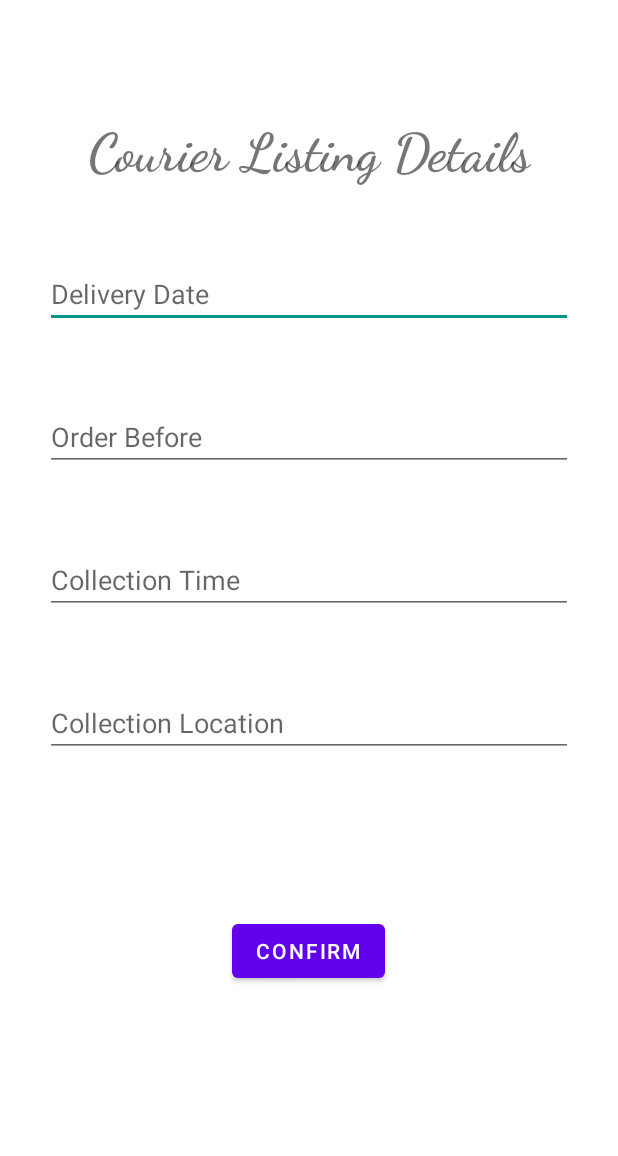
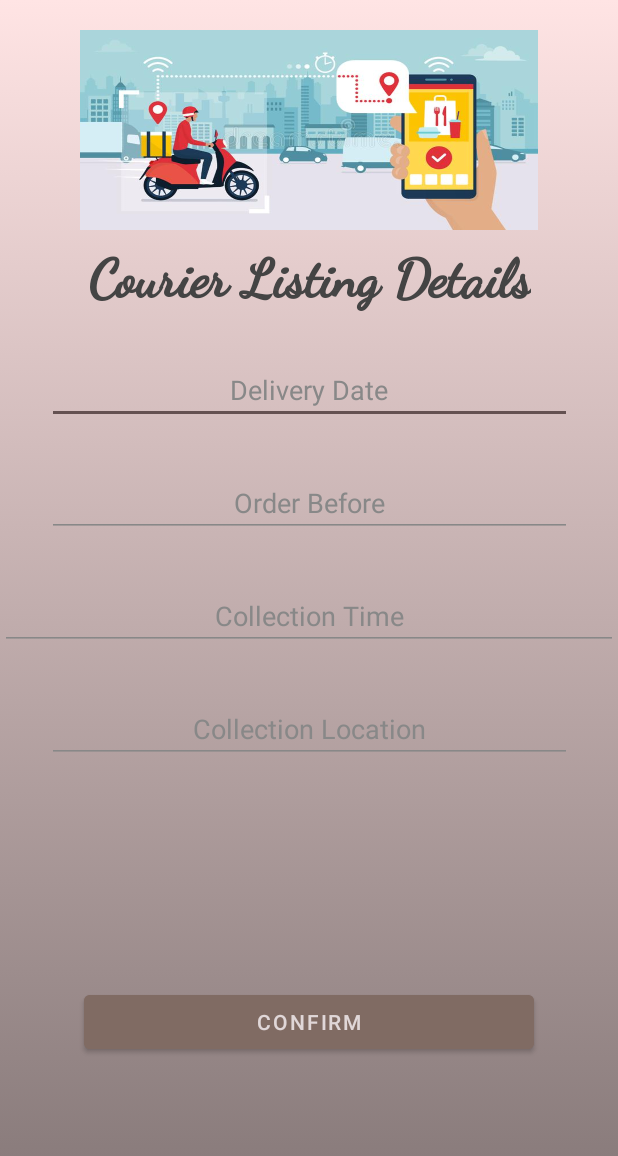
Before and after one commit to 93acy/ADProjTeam4Android, an Android app: the layout activity_courier_listing_summary.xml on its own in the app's theme, with its tools: preview values and no code run, on a phone screen of 412 x 824 dp. Shown: the top 1156 px of the screen. Run offline under Robolectric (Android 15) with nearby library versions, the phone set to English and light mode, and no system bars; network calls fail.

Commit message:
added aesthetics to fw parts

```diff
--- /dev/null
+++ b/app/src/main/res/drawable/userlogin_bg.xml
@@ -0,0 +1,13 @@
+<?xml version="1.0" encoding="utf-8"?>
+<selector xmlns:android="http://schemas.android.com/apk/res/android">
+    <item>
+        <shape>
+            <gradient
+                android:endColor="#ffe4e4"
+                android:startColor="#827575"
+                android:angle ="90">
+
+            </gradient>
+        </shape>
+    </item>
+</selector>
--- a/app/src/main/res/layout/activity_courier_listing_summary.xml
+++ b/app/src/main/res/layout/activity_courier_listing_summary.xml
@@ -4,58 +4,72 @@
     xmlns:tools="http://schemas.android.com/tools"
     android:layout_width="match_parent"
     android:layout_height="match_parent"
+    android:background="@drawable/userlogin_bg"
     tools:context=".CourierListing.CourierListingSummary">
+
+    <ImageView
+        android:id="@+id/CourierImg"
+        android:layout_width="305dp"
+        android:layout_height="133dp"
+        android:layout_marginTop="20dp"
+        android:background="@drawable/courier"
+        app:layout_constraintBottom_toTopOf="@+id/title"
+        app:layout_constraintEnd_toEndOf="parent"
+        app:layout_constraintStart_toStartOf="parent"
+        app:layout_constraintLeft_toLeftOf="parent"
+        app:layout_constraintRight_toRightOf="parent"
+        app:layout_constraintTop_toTopOf="parent">
+
+
+    </ImageView>
 
     <TextView
         android:id="@+id/title"
         android:layout_width="wrap_content"
         android:layout_height="wrap_content"
-        android:layout_marginStart="59dp"
-        android:layout_marginTop="79dp"
-        android:layout_marginEnd="59dp"
+        android:layout_marginTop="10dp"
         android:fontFamily="cursive"
         android:text="Courier Listing Details"
         android:textSize="35dp"
+        android:textColor="#444444"
+        android:textFontWeight="1000"
         android:textStyle="bold"
         app:layout_constraintEnd_toEndOf="parent"
         app:layout_constraintStart_toStartOf="parent"
-        app:layout_constraintTop_toTopOf="parent" />
+        app:layout_constraintTop_toBottomOf="@+id/CourierImg"/>
 
 
     <EditText
         android:id="@+id/pickupDate"
-        android:layout_width="match_parent"
+        android:layout_width="350dp"
         android:layout_height="wrap_content"
-        android:layout_marginStart="30dp"
-        android:layout_marginTop="50dp"
-        android:layout_marginEnd="30dp"
+        android:layout_marginTop="30dp"
         android:hint="Delivery Date"
         android:inputType="date"
+        android:textAlignment="center"
         app:layout_constraintEnd_toEndOf="parent"
         app:layout_constraintStart_toStartOf="parent"
         app:layout_constraintTop_toBottomOf="@+id/title" />
 
     <EditText
         android:id="@+id/orderBeforeTime"
-        android:layout_width="match_parent"
+        android:layout_width="350dp"
         android:layout_height="wrap_content"
-        android:layout_marginStart="30dp"
-        android:layout_marginTop="50dp"
-        android:layout_marginEnd="30dp"
+        android:layout_marginTop="30dp"
         android:hint="Order Before"
         android:inputType="time"
+        android:textAlignment="center"
         app:layout_constraintEnd_toEndOf="parent"
         app:layout_constraintStart_toStartOf="parent"
         app:layout_constraintTop_toBottomOf="@+id/pickupDate" />
 
     <EditText
         android:id="@+id/pickupLocation"
-        android:layout_width="match_parent"
+        android:layout_width="350dp"
         android:layout_height="wrap_content"
-        android:layout_marginStart="30dp"
-        android:layout_marginTop="50dp"
-        android:layout_marginEnd="30dp"
+        android:layout_marginTop="30dp"
         android:hint="Collection Location"
+        android:textAlignment="center"
         app:layout_constraintEnd_toEndOf="parent"
         app:layout_constraintStart_toStartOf="parent"
         app:layout_constraintTop_toBottomOf="@+id/pickupTime" />
@@ -64,27 +78,24 @@
         android:id="@+id/pickupTime"
         android:layout_width="match_parent"
         android:layout_height="wrap_content"
-        android:layout_marginStart="30dp"
-        android:layout_marginTop="50dp"
-        android:layout_marginEnd="30dp"
+        android:layout_marginTop="30dp"
         android:hint="Collection Time"
         android:inputType="time"
+        android:textAlignment="center"
         app:layout_constraintEnd_toEndOf="parent"
         app:layout_constraintStart_toStartOf="parent"
         app:layout_constraintTop_toBottomOf="@+id/orderBeforeTime" />
 
     <Button
         android:id="@+id/confirmBtn"
-        android:layout_width="wrap_content"
+        android:layout_width="300dp"
         android:layout_height="wrap_content"
-        android:layout_marginStart="154dp"
-        android:layout_marginTop="60dp"
-        android:layout_marginEnd="155dp"
-        android:layout_marginBottom="121dp"
+        android:layout_marginTop="30dp"
         android:text="CONFIRM"
         app:layout_constraintBottom_toBottomOf="parent"
         app:layout_constraintEnd_toEndOf="parent"
         app:layout_constraintStart_toStartOf="parent"
-        app:layout_constraintTop_toBottomOf="@+id/pickupLocation" />
+        app:layout_constraintTop_toBottomOf="@+id/pickupLocation"
+        android:backgroundTint="#806b63"/>
 
 </androidx.constraintlayout.widget.ConstraintLayout>
--- a/app/src/main/res/values/colors.xml
+++ b/app/src/main/res/values/colors.xml
@@ -8,4 +8,5 @@
     <color name="green">#D5F4D6</color>
     <color name="black">#FF000000</color>
     <color name="white">#FFFFFFFF</color>
+    <color name="lightnude">#E0D7D8</color>
 </resources>
--- a/app/src/main/res/values/themes.xml
+++ b/app/src/main/res/values/themes.xml
@@ -13,4 +13,19 @@
         <item name="android:statusBarColor" tools:targetApi="l">?attr/colorPrimaryVariant</item>
         <!-- Customize your theme here. -->
     </style>
+    <style name="Theme.nav" parent="Theme.MaterialComponents.NoActionBar">
+        <!-- Primary brand color. -->
+        <item name="colorPrimary">#806b63</item>
+        <item name="colorPrimaryVariant">@color/lightnude</item>
+        <item name="colorOnPrimary">@color/lightnude</item>
+        <item name="android:textColor">#555555</item>
+        <item name ="android:textColorHint">#888888</item>
+        <item name="colorControlNormal">#888888</item>
+        <!-- Secondary brand color. -->
+        <item name="colorSecondary">#645151</item>
+        <item name="colorSecondaryVariant">@color/teal_700</item>
+        <item name="colorOnSecondary">@color/black</item>
+        <!-- Status bar color. -->
+        <!-- Customize your theme here. -->
+    </style>
 </resources>
```
Also changed, not shown: app/src/main/AndroidManifest.xml (+13 -13 lines), app/src/main/res/layout/activity_view_food_item.xml (+38 -8 lines), app/src/main/res/layout/activity_view_hawker_listing.xml (+43 -7 lines), app/src/main/res/layout/food_item.xml (+27 -19 lines), app/src/main/res/layout/hawkerlisting_item.xml (+6 -2 lines), app/src/main/res/layout/set_price_popup.xml (+13 -4 lines), app/src/main/res/drawable/chickenrice.png (added), app/src/main/res/drawable/courier.jpg (added), app/src/main/res/drawable/wontonmee.png (added).
